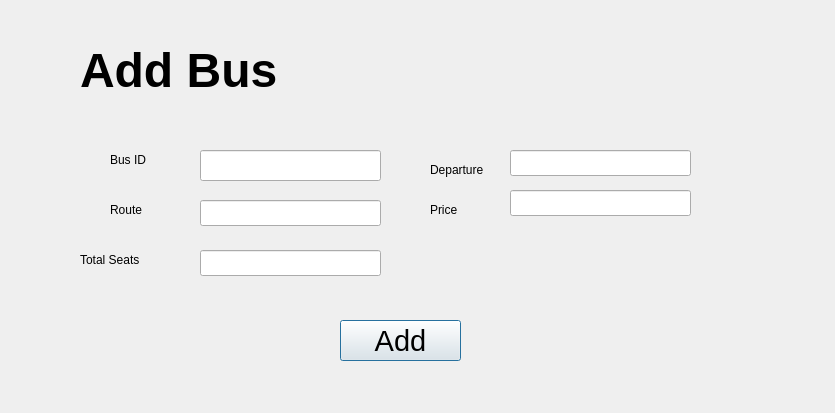
Before: the Qt Designer form add.ui in anshu-ho-la/buspass, drawn with Qt 5.
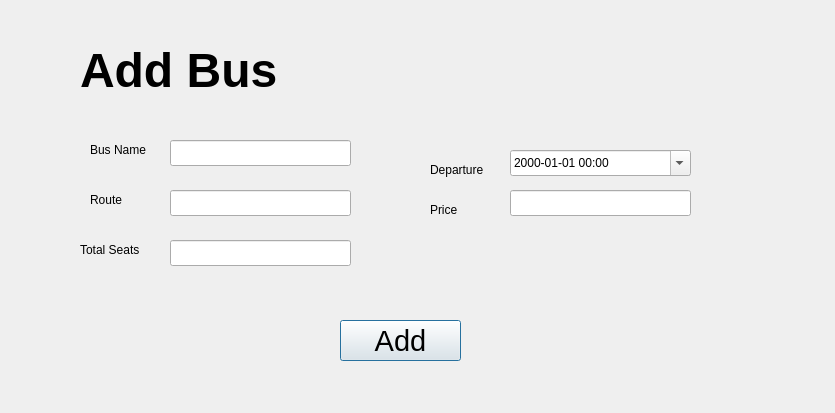
After: the same form once the commit is applied.

```diff
--- a/add.ui
+++ b/add.ui
@@ -13,21 +13,11 @@
   <property name="windowTitle">
    <string>Dialog</string>
   </property>
-  <widget class="QLineEdit" name="txtID">
-   <property name="geometry">
-    <rect>
-     <x>200</x>
-     <y>150</y>
-     <width>181</width>
-     <height>31</height>
-    </rect>
-   </property>
-  </widget>
   <widget class="QLineEdit" name="txtRoute">
    <property name="geometry">
     <rect>
-     <x>200</x>
-     <y>200</y>
+     <x>170</x>
+     <y>190</y>
      <width>181</width>
      <height>26</height>
     </rect>
@@ -36,14 +26,14 @@
   <widget class="QLineEdit" name="txtSeats">
    <property name="geometry">
     <rect>
-     <x>200</x>
-     <y>250</y>
+     <x>170</x>
+     <y>240</y>
      <width>181</width>
      <height>26</height>
     </rect>
    </property>
   </widget>
-  <widget class="QLineEdit" name="txtDep">
+  <widget class="QDateTimeEdit" name="dateTimeDep">
    <property name="geometry">
     <rect>
      <x>510</x>
@@ -52,25 +42,18 @@
      <height>26</height>
     </rect>
    </property>
-  </widget>
-  <widget class="QLabel" name="label">
-   <property name="geometry">
-    <rect>
-     <x>110</x>
-     <y>150</y>
-     <width>63</width>
-     <height>20</height>
-    </rect>
+   <property name="displayFormat">
+    <string>yyyy-MM-dd HH:mm</string>
    </property>
-   <property name="text">
-    <string>Bus ID</string>
+   <property name="calendarPopup">
+    <bool>true</bool>
    </property>
   </widget>
   <widget class="QLabel" name="label_2">
    <property name="geometry">
     <rect>
      <x>80</x>
-     <y>250</y>
+     <y>240</y>
      <width>91</width>
      <height>20</height>
     </rect>
@@ -82,8 +65,8 @@
   <widget class="QLabel" name="label_3">
    <property name="geometry">
     <rect>
-     <x>110</x>
-     <y>200</y>
+     <x>90</x>
+     <y>190</y>
      <width>63</width>
      <height>20</height>
     </rect>
@@ -166,6 +149,29 @@
     <string>Add</string>
    </property>
   </widget>
+  <widget class="QLabel" name="label_6">
+   <property name="geometry">
+    <rect>
+     <x>90</x>
+     <y>140</y>
+     <width>71</width>
+     <height>20</height>
+    </rect>
+   </property>
+   <property name="text">
+    <string>Bus Name</string>
+   </property>
+  </widget>
+  <widget class="QLineEdit" name="txtRoute_2">
+   <property name="geometry">
+    <rect>
+     <x>170</x>
+     <y>140</y>
+     <width>181</width>
+     <height>26</height>
+    </rect>
+   </property>
+  </widget>
  </widget>
  <resources/>
  <connections/>
```
